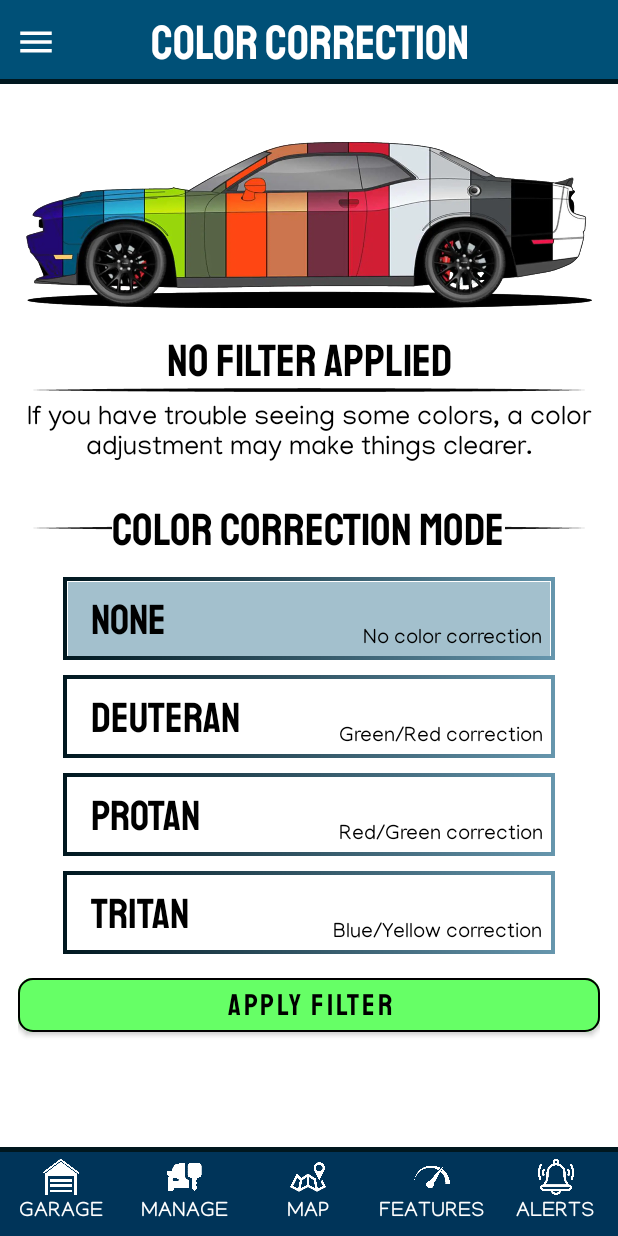
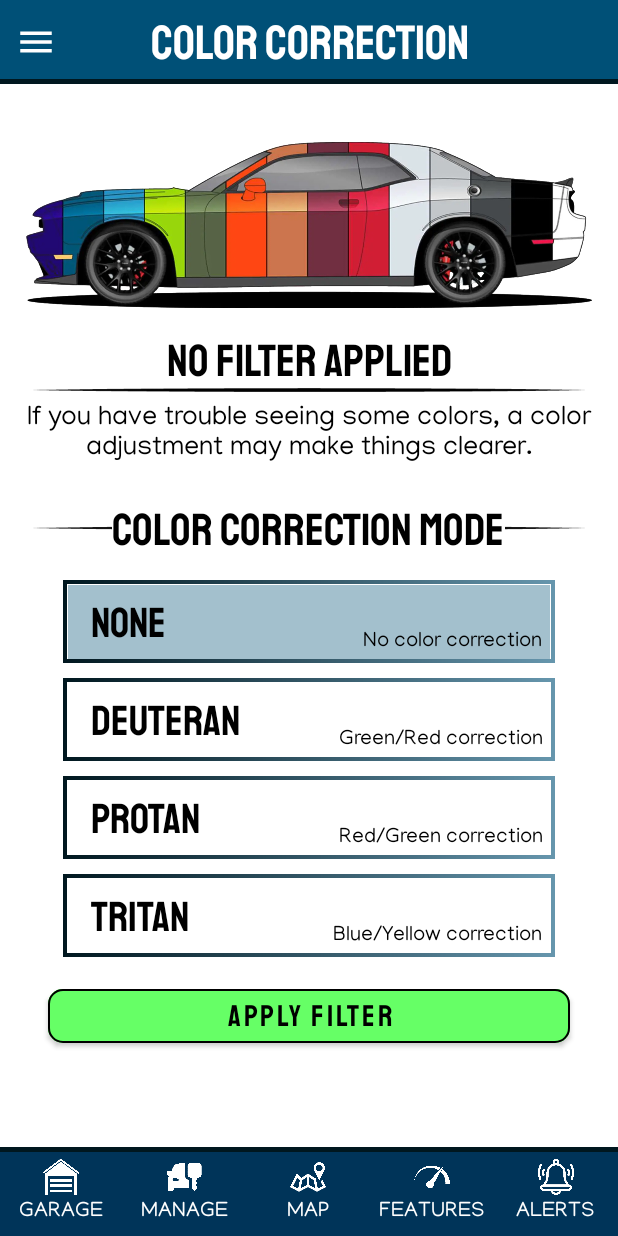
Before and after one commit to danielelurani/mycar-manager, an Android app built with Jetpack Compose: the ColorBlindActivity screen opened directly, with no data from a screen before it, on a phone screen of 412 x 824 dp. Run offline under Robolectric (Android 15) with nearby library versions, the phone set to English and light mode, and no system bars; our stand-ins replace CircleImageView.

Commit message:
Fix Estetici - Color Blind Activity
Ridimensionamento del pulsante apply e di alcuni margini.

```diff
--- a/app/src/main/res/layout/activity_color_blind_v2.xml
+++ b/app/src/main/res/layout/activity_color_blind_v2.xml
@@ -204,7 +204,7 @@
             <LinearLayout
                 android:layout_width="match_parent"
                 android:layout_height="55dp"
-                android:layout_marginTop="5dp"
+                android:layout_marginTop="7dp"
                 android:background="@drawable/border_right_top_no_edge_2"
                 android:layout_marginStart="30dp"
                 android:layout_marginEnd="30dp">
@@ -383,7 +383,9 @@
                 android:layout_width="match_parent"
                 android:layout_height="wrap_content"
                 android:layout_gravity="center"
-                android:layout_marginTop="10dp"
+                android:layout_marginTop="15dp"
+                android:layout_marginStart="20dp"
+                android:layout_marginEnd="20dp"
                 android:backgroundTint="?attr/okBtnBackground"
                 android:fontFamily="@font/staatliches"
                 android:text="Apply Filter"
```
